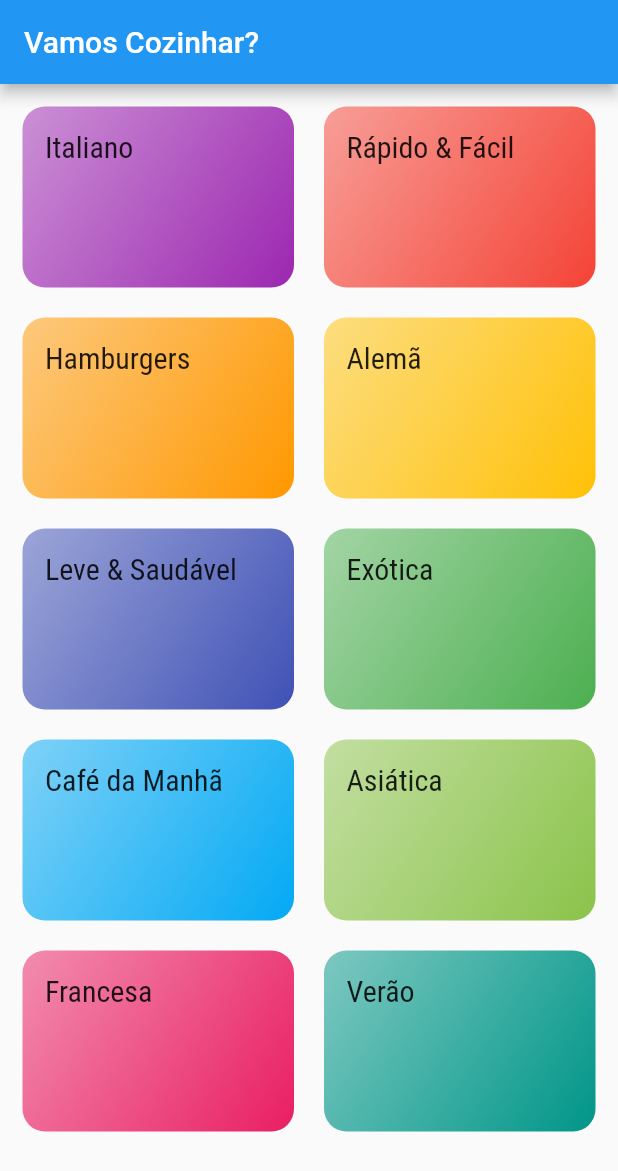
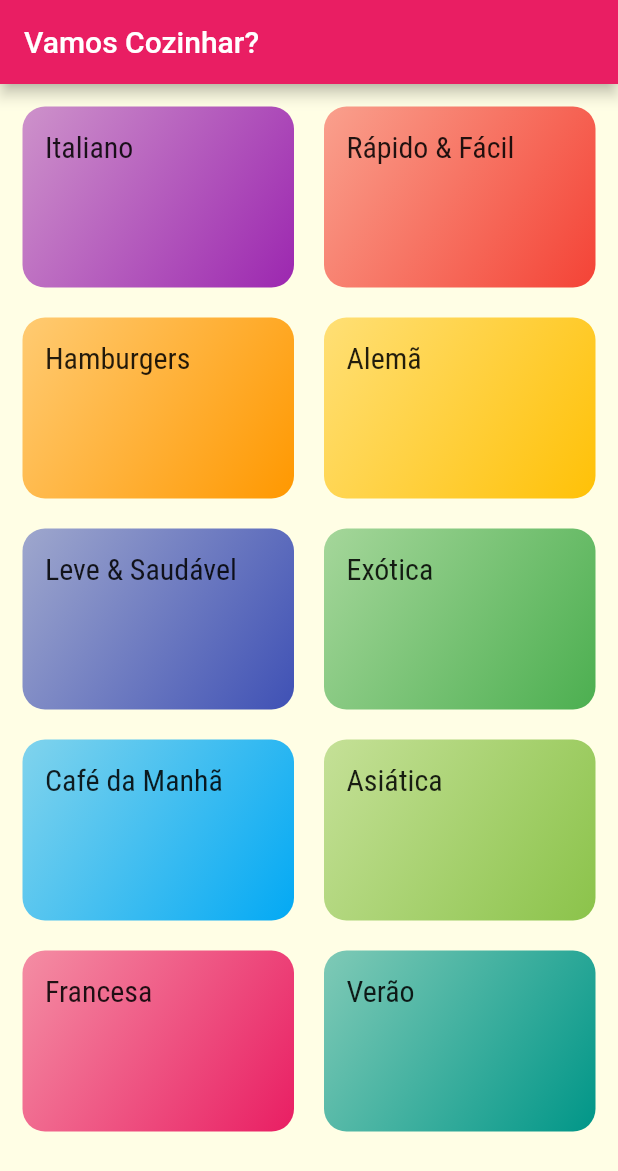
Before and after one commit to enilsonfilho/restaurant-app, a Flutter app: the screen it shows after launch, on a phone screen of 412 x 824 dp. Shown: the top 1171 px of the screen. Run offline on Flutter 3.47's test engine with Material 2 defaults, Android fonts, the phone set to English and light mode, and no system bars.

Commit message:
feat: add canvasColor

```diff
--- a/lib/main.dart
+++ b/lib/main.dart
@@ -9,11 +9,12 @@ class MyApp extends StatelessWidget {
     return MaterialApp(
       title: 'Vamos cozinhar?',
       theme: ThemeData(
-        primarySwatch: Colors.pink,
         colorScheme: ColorScheme.fromSwatch().copyWith(
+          primary: Colors.pink,
           secondary: Colors.amber,
         ),
         fontFamily: 'Raleway',
+        canvasColor: Color.fromRGBO(255, 254, 229, 1),
         textTheme: ThemeData.light().textTheme.copyWith(
           subtitle1: const TextStyle(
             fontSize: 20,
```
